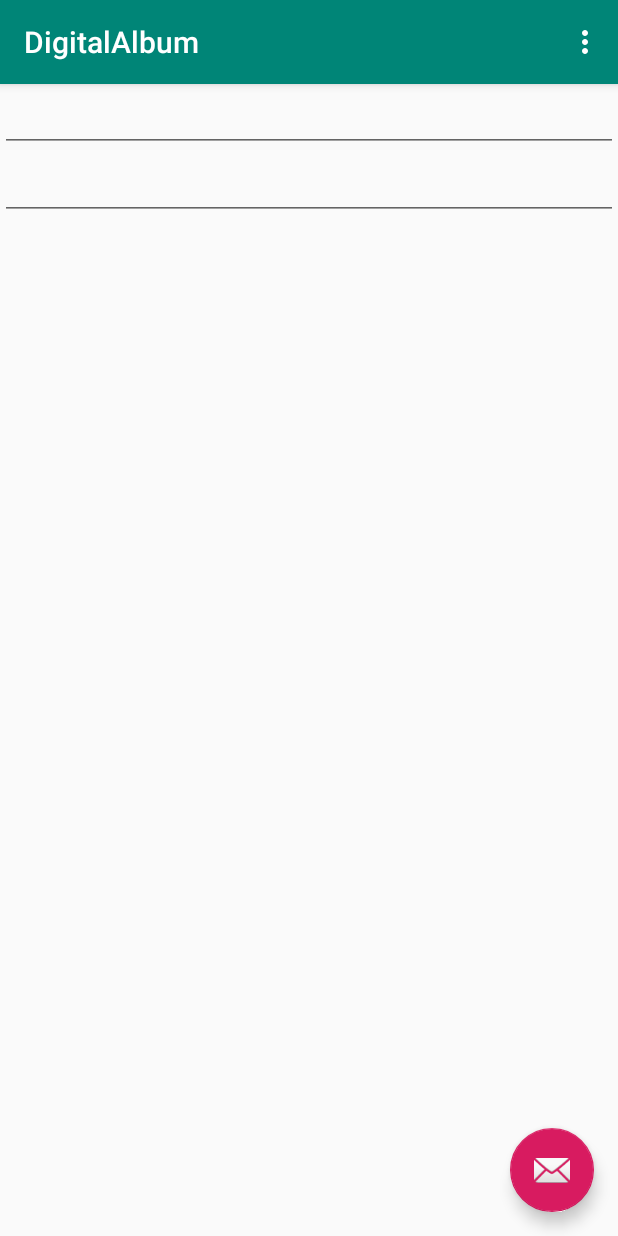
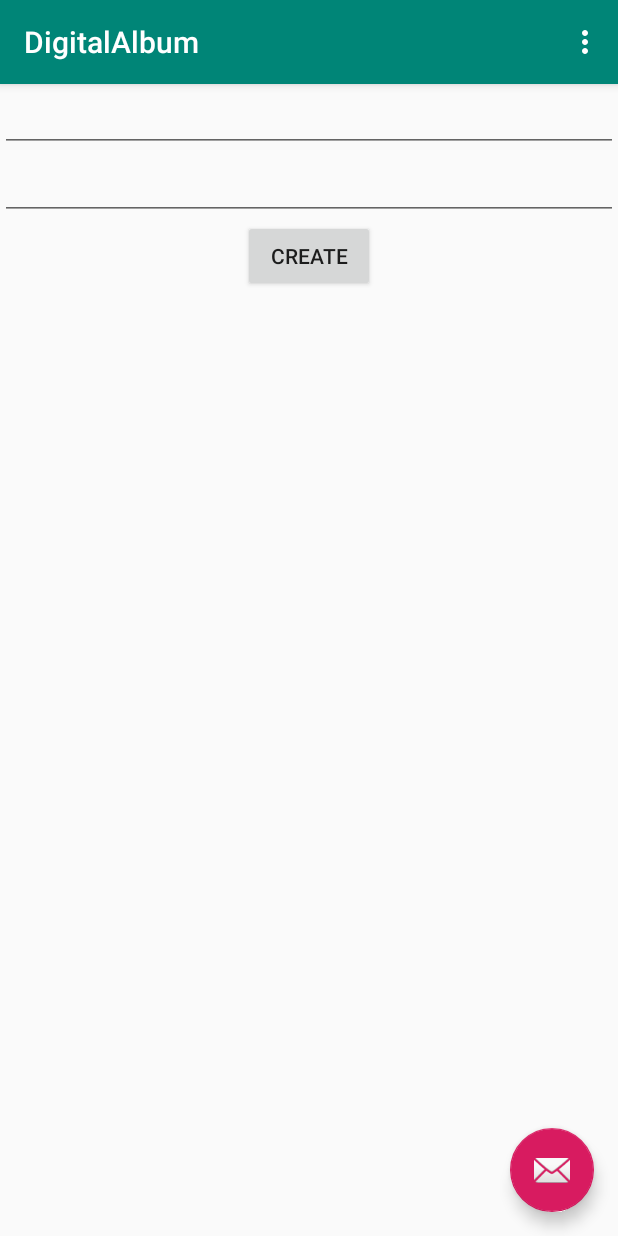
Before and after one commit to evgeny/DigitalAlbum, an Android app: the AlbumFormFragment screen opened through its navigation route, on a phone screen of 412 x 824 dp. Run offline under Robolectric (Android 15) with nearby library versions, the phone set to English and light mode, and no system bars; 2 statements that could not run were skipped.

```diff
--- a/app/build.gradle
+++ b/app/build.gradle
@@ -36,7 +36,9 @@ dependencies {
     implementation "androidx.constraintlayout:constraintlayout:$rootProject.constraintLayoutVersion"
     implementation "androidx.lifecycle:lifecycle-extensions:$rootProject.lifecycleVersion"
     implementation "androidx.core:core-ktx:$rootProject.ktxVersion"
-    implementation"org.jetbrains.kotlin:kotlin-stdlib-jdk8:$kotlin_version"
+    implementation "org.jetbrains.kotlin:kotlin-stdlib-jdk8:$kotlin_version"
+    implementation "org.jetbrains.kotlinx:kotlinx-coroutines-core:$rootProject.kotlin_coroutines_version"
+    implementation "org.jetbrains.kotlinx:kotlinx-coroutines-android:$rootProject.kotlin_coroutines_version"
     implementation "com.google.android.material:material:$rootProject.materialVersion"
 
     // Testing dependencies
--- a/app/src/main/res/layout/album_form_fragment.xml
+++ b/app/src/main/res/layout/album_form_fragment.xml
@@ -18,4 +18,11 @@
         android:layout_height="wrap_content"
         android:inputType="text"
         tools:text="sample description" />
+
+    <Button
+        android:id="@+id/create_album_btn"
+        android:layout_width="wrap_content"
+        android:layout_height="wrap_content"
+        android:layout_gravity="center_horizontal"
+        android:text="Create" />
 </LinearLayout>
--- a/build.gradle
+++ b/build.gradle
@@ -2,9 +2,10 @@
 
 buildscript {
     ext {
-        navigationVersion = "1.0.0-alpha07"
+        navigationVersion = "1.0.0-alpha08"
         constraintLayoutVersion = '2.0.0-alpha2'
-        kotlin_version = '1.3.10'
+        kotlin_version = '1.3.11'
+        kotlin_coroutines_version = '1.0.1'
         roomVersion = '2.1.0-alpha03'
         gradleVersion = '3.2.1'
         ktxVersion = '1.0.1'
```
Also changed, not shown: app/src/main/java/com/ezino/digitalalbum/AlbumFormFragment.kt (+31 -4 lines).
